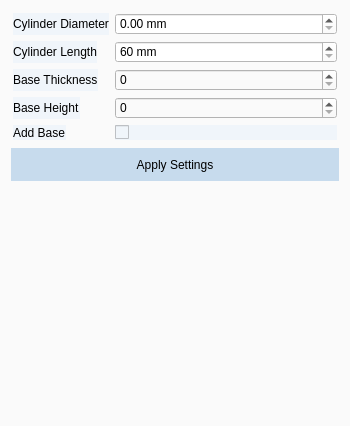
Before: the Qt Designer form src/windows/ui/cylinder_view.ui in brachify/brachify, drawn with Qt 5.
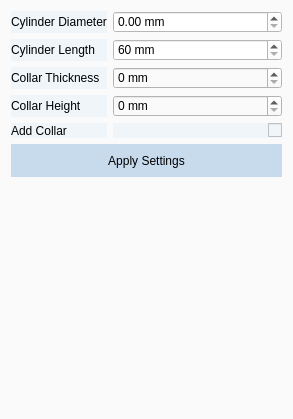
After: the same form once the commit is applied.

Patch:
```diff
--- a/src/windows/ui/cylinder_view.ui
+++ b/src/windows/ui/cylinder_view.ui
@@ -6,8 +6,8 @@
    <rect>
     <x>0</x>
     <y>0</y>
-    <width>350</width>
-    <height>426</height>
+    <width>293</width>
+    <height>419</height>
    </rect>
   </property>
   <property name="sizePolicy">
@@ -36,21 +36,21 @@
   </property>
   <layout class="QVBoxLayout" name="verticalLayout">
    <item>
-    <layout class="QFormLayout" name="formLayout">
+    <layout class="QGridLayout" name="gridLayout">
      <property name="sizeConstraint">
       <enum>QLayout::SetMinimumSize</enum>
      </property>
      <property name="leftMargin">
-      <number>2</number>
+      <number>0</number>
      </property>
      <property name="topMargin">
-      <number>2</number>
+      <number>0</number>
      </property>
      <property name="rightMargin">
-      <number>2</number>
+      <number>0</number>
      </property>
      <property name="bottomMargin">
-      <number>2</number>
+      <number>0</number>
      </property>
      <item row="0" column="0">
       <widget class="QLabel" name="label">
@@ -140,13 +140,68 @@
        </property>
       </widget>
      </item>
+     <item row="2" column="0">
+      <widget class="QLabel" name="label_4">
+       <property name="styleSheet">
+        <string notr="true">background-color: rgb(240, 245, 250);</string>
+       </property>
+       <property name="text">
+        <string>Collar Thickness</string>
+       </property>
+      </widget>
+     </item>
+     <item row="2" column="1">
+      <widget class="QSpinBox" name="spinbox_base_thickness">
+       <property name="sizePolicy">
+        <sizepolicy hsizetype="Expanding" vsizetype="Fixed">
+         <horstretch>0</horstretch>
+         <verstretch>0</verstretch>
+        </sizepolicy>
+       </property>
+       <property name="suffix">
+        <string> mm</string>
+       </property>
+      </widget>
+     </item>
+     <item row="3" column="0">
+      <widget class="QLabel" name="label_5">
+       <property name="styleSheet">
+        <string notr="true">background-color: rgb(240, 245, 250);</string>
+       </property>
+       <property name="text">
+        <string>Collar Height</string>
+       </property>
+      </widget>
+     </item>
+     <item row="3" column="1">
+      <widget class="QSpinBox" name="spinbox_base_height">
+       <property name="sizePolicy">
+        <sizepolicy hsizetype="Expanding" vsizetype="Fixed">
+         <horstretch>0</horstretch>
+         <verstretch>0</verstretch>
+        </sizepolicy>
+       </property>
+       <property name="suffix">
+        <string> mm</string>
+       </property>
+       <property name="singleStep">
+        <number>1</number>
+       </property>
+       <property name="value">
+        <number>0</number>
+       </property>
+       <property name="displayIntegerBase">
+        <number>10</number>
+       </property>
+      </widget>
+     </item>
      <item row="4" column="0">
       <widget class="QLabel" name="label_3">
        <property name="styleSheet">
         <string notr="true">background-color: rgb(240, 245, 250);</string>
        </property>
        <property name="text">
-        <string>Add Base</string>
+        <string>Add Collar</string>
        </property>
        <property name="buddy">
         <cstring>cb_add_base</cstring>
@@ -174,7 +229,7 @@
         </size>
        </property>
        <property name="layoutDirection">
-        <enum>Qt::LeftToRight</enum>
+        <enum>Qt::RightToLeft</enum>
        </property>
        <property name="autoFillBackground">
         <bool>false</bool>
@@ -193,46 +248,6 @@
        </property>
       </widget>
      </item>
-     <item row="2" column="1">
-      <widget class="QSpinBox" name="spinbox_base_thickness">
-       <property name="sizePolicy">
-        <sizepolicy hsizetype="Expanding" vsizetype="Fixed">
-         <horstretch>0</horstretch>
-         <verstretch>0</verstretch>
-        </sizepolicy>
-       </property>
-      </widget>
-     </item>
-     <item row="3" column="1">
-      <widget class="QSpinBox" name="spinbox_base_height">
-       <property name="sizePolicy">
-        <sizepolicy hsizetype="Expanding" vsizetype="Fixed">
-         <horstretch>0</horstretch>
-         <verstretch>0</verstretch>
-        </sizepolicy>
-       </property>
-      </widget>
-     </item>
-     <item row="2" column="0">
-      <widget class="QLabel" name="label_4">
-       <property name="styleSheet">
-        <string notr="true">background-color: rgb(240, 245, 250);</string>
-       </property>
-       <property name="text">
-        <string>Base Thickness</string>
-       </property>
-      </widget>
-     </item>
-     <item row="3" column="0">
-      <widget class="QLabel" name="label_5">
-       <property name="styleSheet">
-        <string notr="true">background-color: rgb(240, 245, 250);</string>
-       </property>
-       <property name="text">
-        <string>Base Height</string>
-       </property>
-      </widget>
-     </item>
     </layout>
    </item>
    <item>
```
